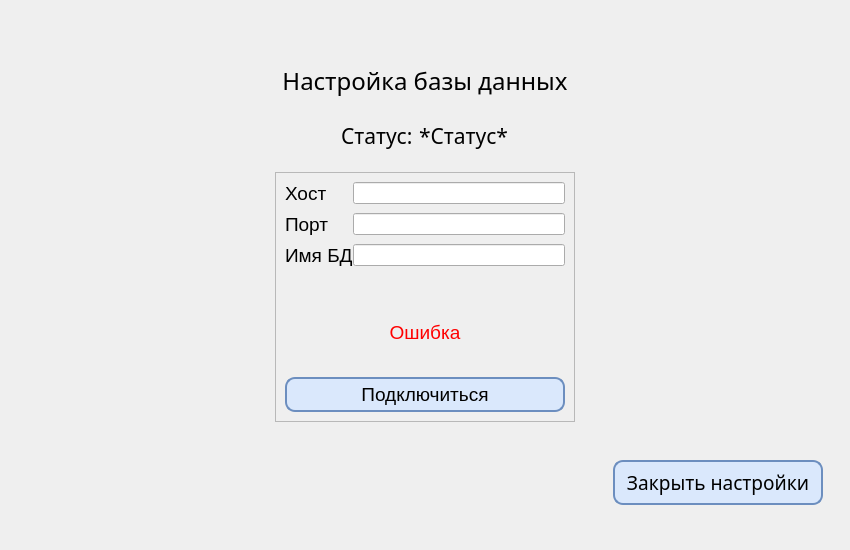
G3RKA/EFS-Energy-Forecasting-System, file DialogWindows/UI/DataBaseSettings.ui: the form before one commit.
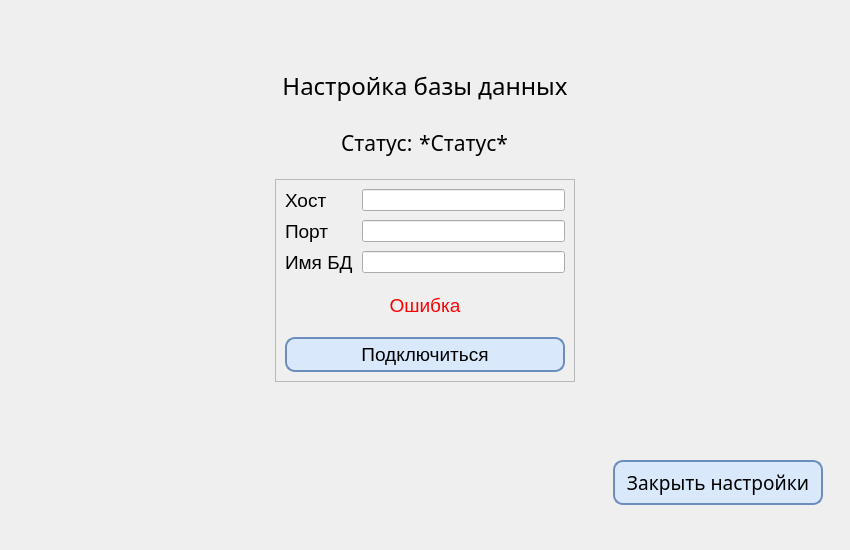
The form after the commit. Icons and pictures are not drawn. Custom widgets are drawn as their Qt base class.

Commit message: [EDIT] DataBase -> QThread

```diff
--- a/DialogWindows/UI/DataBaseSettings.ui
+++ b/DialogWindows/UI/DataBaseSettings.ui
@@ -47,7 +47,7 @@
 	background-color: #a7c8fc;
 }</string>
   </property>
-  <layout class="QVBoxLayout" name="verticalLayout" stretch="1,1,1,4,2">
+  <layout class="QVBoxLayout" name="verticalLayout" stretch="1,1,1,1,0,4">
    <property name="spacing">
     <number>12</number>
    </property>
@@ -182,7 +182,7 @@
      <property name="minimumSize">
       <size>
        <width>300</width>
-       <height>250</height>
+       <height>0</height>
       </size>
      </property>
      <property name="maximumSize">
@@ -199,7 +199,7 @@
      </property>
      <layout class="QVBoxLayout" name="verticalLayout_2">
       <property name="spacing">
-       <number>0</number>
+       <number>9</number>
       </property>
       <item>
        <layout class="QFormLayout" name="formLayout">
@@ -310,7 +310,7 @@
         </property>
        </widget>
       </item>
-      <item>
+      <item alignment="Qt::AlignmentFlag::AlignTop">
        <widget class="QPushButton" name="ConnectButton">
         <property name="minimumSize">
          <size>
@@ -331,6 +331,19 @@
      </layout>
     </widget>
    </item>
+   <item>
+    <spacer name="verticalSpacer">
+     <property name="orientation">
+      <enum>Qt::Orientation::Vertical</enum>
+     </property>
+     <property name="sizeHint" stdset="0">
+      <size>
+       <width>20</width>
+       <height>40</height>
+      </size>
+     </property>
+    </spacer>
+   </item>
    <item>
     <layout class="QHBoxLayout" name="ButtonLayout">
      <property name="spacing">
```
The commit also changes 20 other files.
